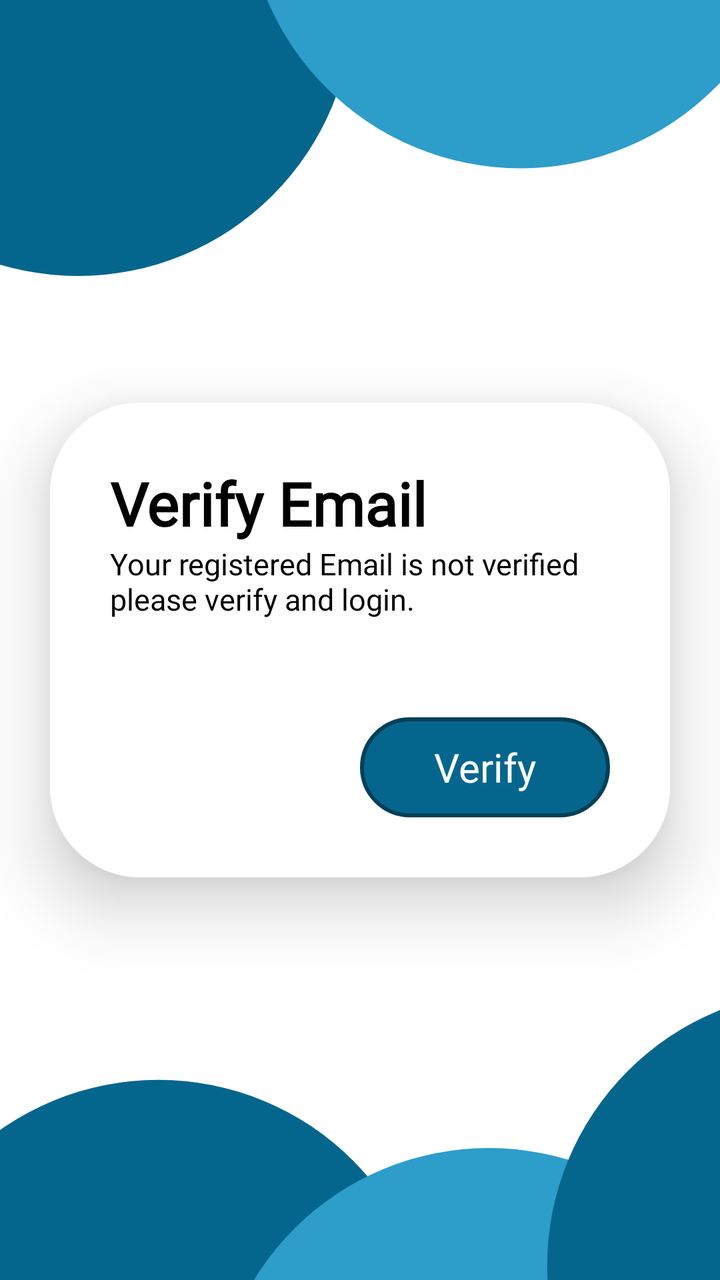
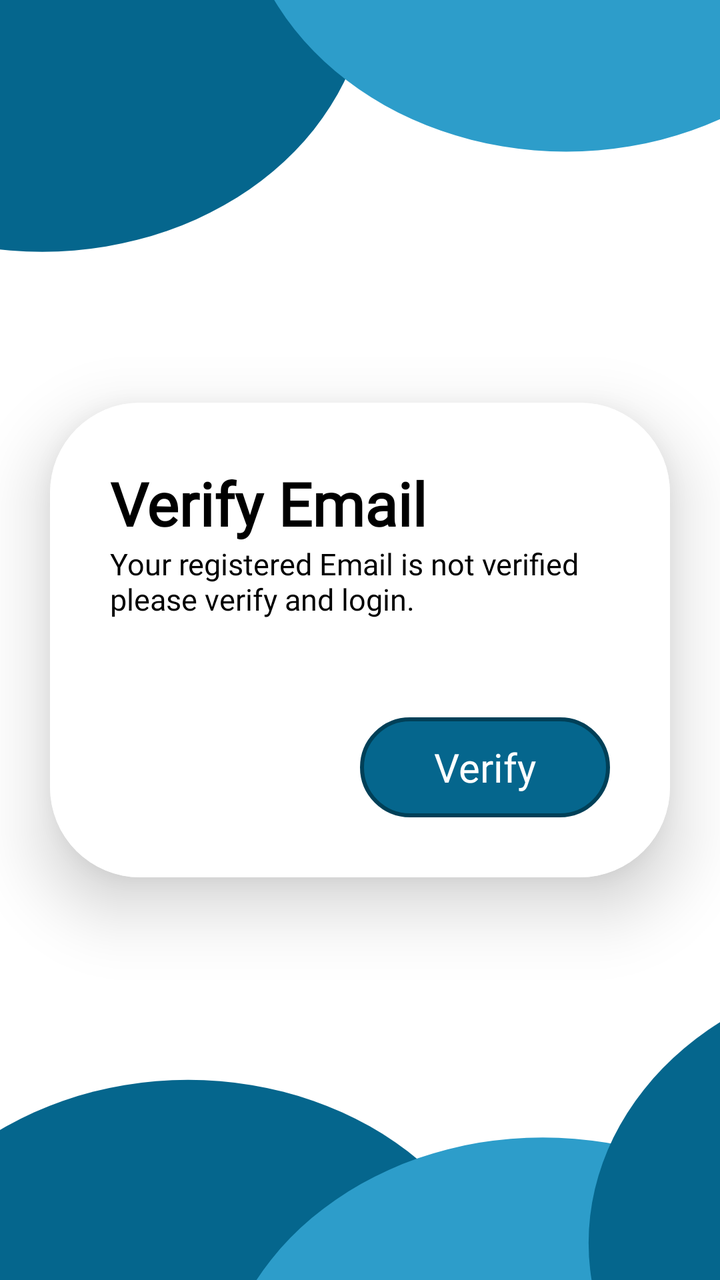

Screens rendered from an Android XML layout before and after an edit, with the pre-edit source and the edit as a unified diff.
<!-- AndroidManifest.xml: application theme Theme.Hostelvault -->
<!-- res/layout/activity_verify_email.xml -->
<?xml version="1.0" encoding="utf-8"?>
<LinearLayout xmlns:android="http://schemas.android.com/apk/res/android"
    xmlns:app="http://schemas.android.com/apk/res-auto"
    xmlns:tools="http://schemas.android.com/tools"
    android:id="@+id/main"
    android:layout_width="match_parent"
    android:gravity="center"
    android:background="@drawable/smallactivity_bg"
    android:layout_height="match_parent"
    tools:context=".verifyEmailActivity">

    <androidx.cardview.widget.CardView
        android:layout_width="wrap_content"
        android:layout_height="wrap_content"
        android:layout_marginLeft="20dp"
        android:layout_marginRight="20dp"
        app:cardCornerRadius="45dp"
        app:cardElevation="20dp">

        <LinearLayout
            android:layout_width="match_parent"
            android:orientation="vertical"
            android:gravity="start"
            android:padding="30dp"
            android:background="@drawable/edittextbg"
            android:layout_height="match_parent">

            <TextView
                android:layout_width="wrap_content"
                android:layout_height="wrap_content"
                android:fontFamily="@font/poppins_semibold"
                android:text="Verify Email"
                android:textSize="30sp"
                android:textColor="@color/black"
                android:textStyle="bold"
                app:layout_constraintBottom_toBottomOf="parent"
                app:layout_constraintEnd_toEndOf="parent"
                app:layout_constraintStart_toStartOf="parent"
                app:layout_constraintTop_toTopOf="parent"
                app:layout_constraintVertical_bias="0.052"
                tools:ignore="HardcodedText" />

            <TextView
                android:layout_width="250dp"
                android:layout_height="wrap_content"
                android:fontFamily="@font/poppins"
                android:text="Your registered Email is not verified please verify and login."
                android:textAlignment="textStart"
                android:textColor="@color/black"
                android:textSize="15sp" />

            <LinearLayout
                android:layout_width="match_parent"
                android:layout_height="wrap_content"
                android:gravity="right"
                android:layout_marginTop="24dp"
                android:orientation="horizontal">

                <View
                    android:layout_width="0dp"
                    android:layout_height="75dp"
                    android:layout_weight="1" />

                <com.google.android.material.button.MaterialButton
                    android:id="@+id/verifybtn"
                    style="@style/Theme.Hostelvault"
                    android:layout_width="0dp"
                    android:layout_height="match_parent"
                    android:layout_marginTop="25dp"
                    android:layout_weight="1"
                    android:gravity="center"
                    android:background="@drawable/btn_bg"
                    android:fontFamily="@font/poppins_semibold"
                    android:text="@string/verify"
                    android:textColor="@color/white"
                    android:textSize="20sp">

                </com.google.android.material.button.MaterialButton>


            </LinearLayout>




































        </LinearLayout>

    </androidx.cardview.widget.CardView>

</LinearLayout>
<!-- resources referenced by this layout -->
<resources>
  <color name="black">#FF000000</color>
  <color name="white">#FFFFFFFF</color>
  <!-- drawable btn_bg (drawable) -->
  <?xml version="1.0" encoding="utf-8"?>
  <shape xmlns:android="http://schemas.android.com/apk/res/android" android:shape="rectangle">
      <stroke
          android:color="#004058"
          android:width="2dp">
      </stroke>
      <corners
          android:radius="300dp">
      </corners>
      <solid
          android:color="@color/dark_teal">
      </solid>
  </shape>
  <!-- drawable edittextbg (drawable) -->
  <?xml version="1.0" encoding="utf-8"?>
  <layer-list xmlns:android="http://schemas.android.com/apk/res/android"
      android:shape="rectangle">
      <item>
          <shape >
              <corners
                  android:radius="24dp">
  
              </corners>
              <solid
                  android:color="@color/white">
              </solid>
          </shape>
      </item>
  </layer-list>
  <!-- drawable smallactivity_bg (drawable) -->
  <vector xmlns:android="http://schemas.android.com/apk/res/android"
      android:width="475dp"
      android:height="844dp"
      android:viewportWidth="475"
      android:viewportHeight="844">
    <path
        android:pathData="M0,0h475v844h-475z"
        android:fillColor="#CECECE"/>
    <group>
      <clip-path
          android:pathData="M0,0h475v844h-475z"/>
      <path
          android:pathData="M0,0h475v844h-475z"
          android:fillColor="#ffffff"/>
      <path
          android:pathData="M51.5,0.5m-181.5,0a181.5,181.5 0,1 1,363 0a181.5,181.5 0,1 1,-363 0"
          android:fillColor="#05668D"/>
      <path
          android:pathData="M343.5,-70.5m-181.5,0a181.5,181.5 0,1 1,363 0a181.5,181.5 0,1 1,-363 0"
          android:fillColor="#2D9DCA"/>
      <path
          android:pathData="M104.5,893.5m-181.5,0a181.5,181.5 0,1 1,363 0a181.5,181.5 0,1 1,-363 0"
          android:fillColor="#05668D"/>
      <path
          android:pathData="M322.5,938.5m-181.5,0a181.5,181.5 0,1 1,363 0a181.5,181.5 0,1 1,-363 0"
          android:fillColor="#2D9DCA"/>
      <path
          android:pathData="M542.5,834.5m-181.5,0a181.5,181.5 0,1 1,363 0a181.5,181.5 0,1 1,-363 0"
          android:fillColor="#05668D"/>
    </group>
  </vector>
  <string name="verify">Verify</string>
  <style name="Theme.Hostelvault" parent="Theme.Material3.DayNight.NoActionBar">
  
          <item name="android:statusBarColor">@color/bg_color</item>
          <item name="colorPrimary">@color/black</item>
          <item name="colorPrimaryVariant">@color/transparent</item>
          <item name="backgroundTint">@null</item>
          <item name="strokeColor">@null</item>
  
      </style>
  <color name="dark_teal">#05668D</color>
  <color name="bg_color">#1A1A24</color>
  <color name="transparent">#004F4FA5</color>
</resources>

<!-- the commit's change to res/layout/activity_verify_email.xml (unified diff, before → after) -->
@@ -5,7 +5,7 @@
     android:id="@+id/main"
     android:layout_width="match_parent"
     android:gravity="center"
-    android:background="@drawable/smallactivity_bg"
+    android:background="@drawable/lakalakalaka"
     android:layout_height="match_parent"
     tools:context=".verifyEmailActivity">
 
<!-- resource entries referenced after the edit -->
@@ -32,35 +32,35 @@
           </shape>
       </item>
   </layer-list>
-  <!-- drawable smallactivity_bg (drawable) -->
+  <!-- drawable lakalakalaka (drawable) -->
   <vector xmlns:android="http://schemas.android.com/apk/res/android"
-      android:width="475dp"
+      android:width="400dp"
       android:height="844dp"
-      android:viewportWidth="475"
+      android:viewportWidth="400"
       android:viewportHeight="844">
     <path
-        android:pathData="M0,0h475v844h-475z"
+        android:pathData="M0,0h400v844h-400z"
         android:fillColor="#CECECE"/>
     <group>
       <clip-path
-          android:pathData="M0,0h475v844h-475z"/>
+          android:pathData="M0,0h400v844h-400z"/>
       <path
-          android:pathData="M0,0h475v844h-475z"
+          android:pathData="M0,0h400v844h-400z"
           android:fillColor="#ffffff"/>
       <path
-          android:pathData="M51.5,0.5m-181.5,0a181.5,181.5 0,1 1,363 0a181.5,181.5 0,1 1,-363 0"
+          android:pathData="M23.5,-15.5m-181.5,0a181.5,181.5 0,1 1,363 0a181.5,181.5 0,1 1,-363 0"
           android:fillColor="#05668D"/>
       <path
-          android:pathData="M343.5,-70.5m-181.5,0a181.5,181.5 0,1 1,363 0a181.5,181.5 0,1 1,-363 0"
+          android:pathData="M314.5,-81.5m-181.5,0a181.5,181.5 0,1 1,363 0a181.5,181.5 0,1 1,-363 0"
           android:fillColor="#2D9DCA"/>
       <path
           android:pathData="M104.5,893.5m-181.5,0a181.5,181.5 0,1 1,363 0a181.5,181.5 0,1 1,-363 0"
           android:fillColor="#05668D"/>
       <path
-          android:pathData="M322.5,938.5m-181.5,0a181.5,181.5 0,1 1,363 0a181.5,181.5 0,1 1,-363 0"
+          android:pathData="M301.5,931.5m-181.5,0a181.5,181.5 0,1 1,363 0a181.5,181.5 0,1 1,-363 0"
           android:fillColor="#2D9DCA"/>
       <path
-          android:pathData="M542.5,834.5m-181.5,0a181.5,181.5 0,1 1,363 0a181.5,181.5 0,1 1,-363 0"
+          android:pathData="M508.5,819.5m-181.5,0a181.5,181.5 0,1 1,363 0a181.5,181.5 0,1 1,-363 0"
           android:fillColor="#05668D"/>
     </group>
   </vector>
